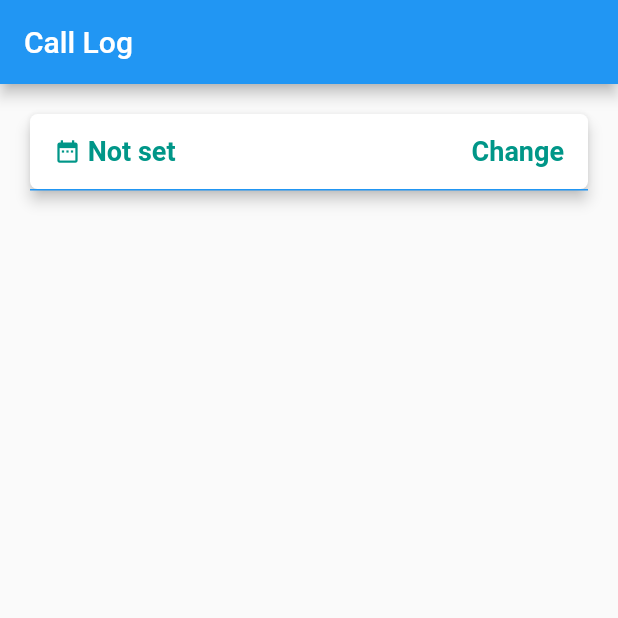
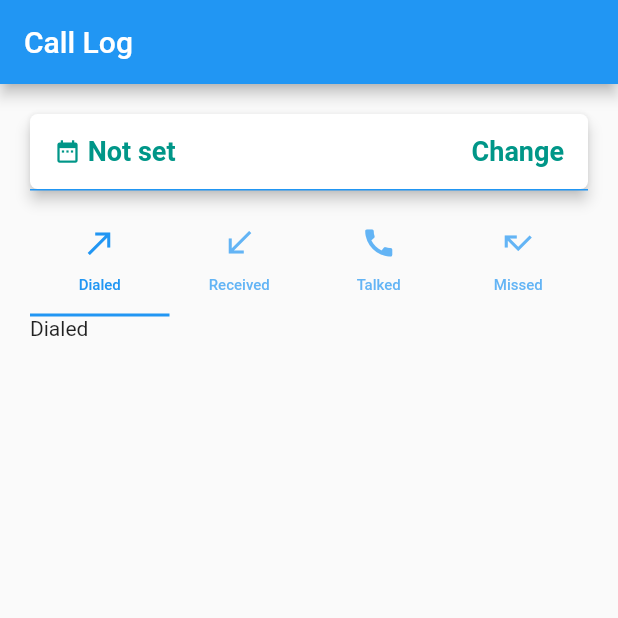
Before and after one commit to tayyyab/call_log_analytics, a Flutter app: the screen it shows after launch, on a phone screen of 412 x 824 dp, the top half of it. Run offline on Flutter 3.47's test engine with Material 2 defaults, Android fonts, the phone set to English and light mode, and no system bars; our stand-ins replace flutter_datetime_picker.

Commit message:
Add the Tab Structure

```diff
--- a/lib/screens/Home/home_page.dart
+++ b/lib/screens/Home/home_page.dart
@@ -8,8 +8,16 @@ class HomePage extends StatefulWidget {
   _HomePageState createState() => _HomePageState();
 }
 
-class _HomePageState extends State<HomePage> {
+class _HomePageState extends State<HomePage>
+    with SingleTickerProviderStateMixin {
   String _date = "Not set";
+  TabController _tabController;
+
+  @override
+  void initState() {
+    super.initState();
+    _tabController = new TabController(length: 4, vsync: this);
+  }
 
   @override
   Widget build(BuildContext context) {
@@ -18,8 +26,9 @@ class _HomePageState extends State<HomePage> {
         title: Text('Call Log'),
       ),
       body: Container(
+        height: 500,
         padding: EdgeInsets.all(20),
-        child: ListView(
+        child: Column(
           children: <Widget>[
             RaisedButton(
               shape: RoundedRectangleBorder(
@@ -84,6 +93,54 @@ class _HomePageState extends State<HomePage> {
               color: Colors.blue,
             ),
             SizedBox(height: 10),
+            Container(
+              child: TabBar(
+                labelColor: Colors.blue,
+                controller: _tabController,
+                tabs: <Widget>[
+                  Tab(
+                    icon: Icon(Icons.call_made),
+                    child: Text(
+                      'Dialed',
+                      style: TextStyle(fontSize: 10),
+                    ),
+                  ),
+                  Tab(
+                    icon: Icon(Icons.call_received),
+                    child: Text(
+                      'Received',
+                      style: TextStyle(fontSize: 10),
+                    ),
+                  ),
+                  Tab(
+                    icon: Icon(Icons.call),
+                    child: Text(
+                      'Talked',
+                      style: TextStyle(fontSize: 10),
+                    ),
+                  ),
+                  Tab(
+                    icon: Icon(Icons.call_missed),
+                    child: Text(
+                      'Missed',
+                      style: TextStyle(fontSize: 10),
+                    ),
+                  ),
+                ],
+              ),
+            ),
+            Container(
+              height: 50,
+              child: TabBarView(
+                children: <Widget>[
+                  Text("Dialed"),
+                  Text("Recieved"),
+                  Text("Talked"),
+                  Text("Missed")
+                ],
+                controller: _tabController,
+              ),
+            ),
           ],
         ),
       ),
```
